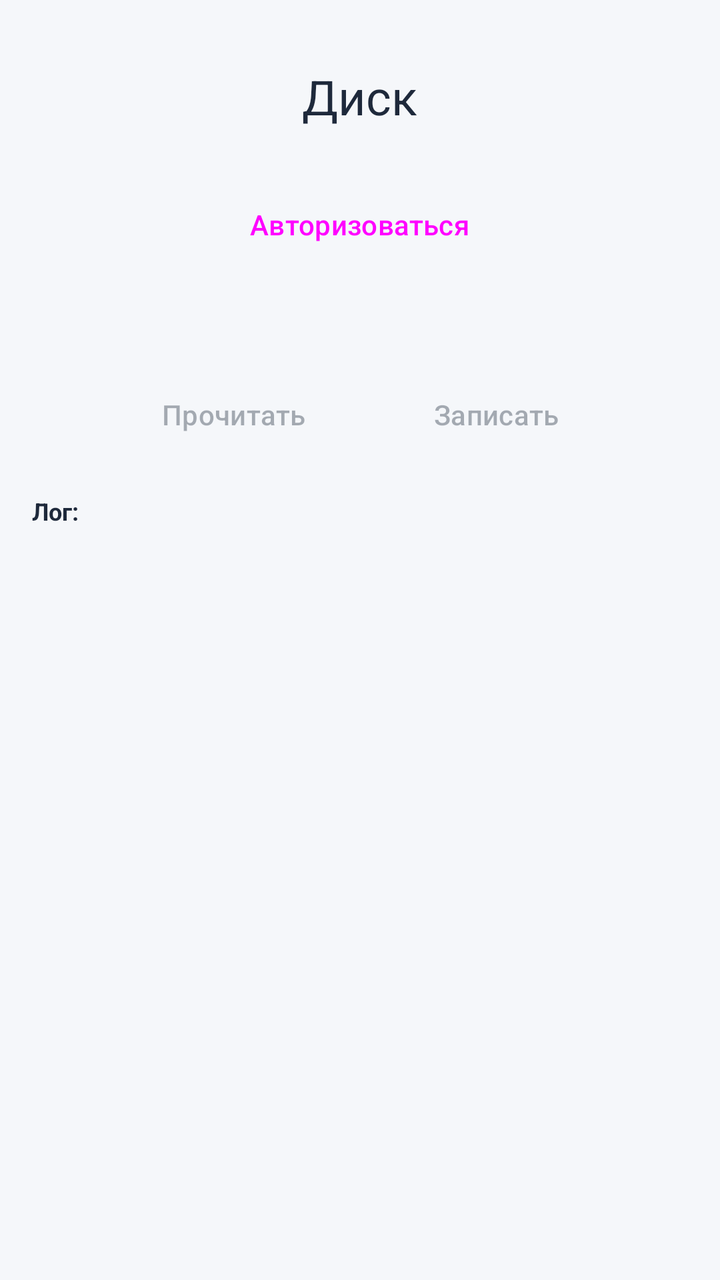
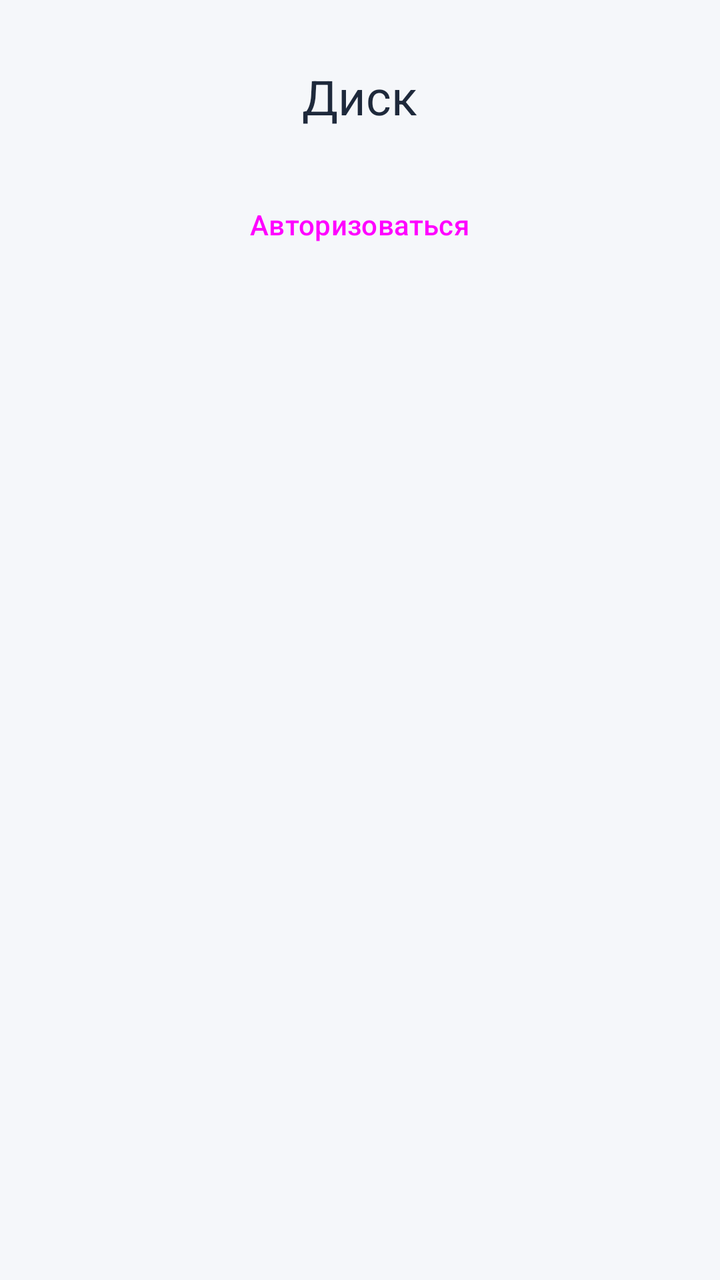

Compare the two renders of this Android layout. The source of the first and the diff that turns it into the second are given below.
<!-- AndroidManifest.xml: activity theme Theme.MrCWarehouse -->
<!-- res/layout/activity_disk.xml -->
<?xml version="1.0" encoding="utf-8"?>
<LinearLayout xmlns:android="http://schemas.android.com/apk/res/android"
    android:layout_width="match_parent"
    android:layout_height="match_parent"
    android:orientation="vertical"
    android:theme="@style/Theme.MrCWarehouse">

    <TextView
        android:layout_width="wrap_content"
        android:layout_height="wrap_content"
        android:text="Диск"
        android:textSize="24sp"
        android:textColor="@color/text_primary"
        android:layout_marginTop="32dp"
        android:layout_gravity="center_horizontal"
        android:layout_marginBottom="24dp" />

    <Button
        android:id="@+id/btnAuthorize"
        android:layout_width="wrap_content"
        android:layout_height="wrap_content"
        android:text="Авторизоваться"
        android:layout_gravity="center_horizontal"
        android:layout_marginBottom="12dp"
        style="@style/Widget.Material3.Button" />

    <TextView
        android:id="@+id/tvTokenStatus"
        android:layout_width="wrap_content"
        android:layout_height="wrap_content"
        android:text=""
        android:textColor="@color/text_primary"
        android:textSize="14sp"
        android:layout_gravity="center_horizontal"
        android:layout_marginBottom="16dp" />

    <LinearLayout
        android:layout_width="wrap_content"
        android:layout_height="wrap_content"
        android:orientation="horizontal"
        android:layout_gravity="center_horizontal"
        android:layout_marginBottom="16dp">

        <Button
            android:id="@+id/btnRead"
            android:layout_width="wrap_content"
            android:layout_height="wrap_content"
            android:text="Прочитать"
            android:enabled="false"
            android:layout_marginEnd="16dp"
            style="@style/Widget.Material3.Button" />

        <Button
            android:id="@+id/btnWrite"
            android:layout_width="wrap_content"
            android:layout_height="wrap_content"
            android:text="Записать"
            android:enabled="false"
            style="@style/Widget.Material3.Button" />

    </LinearLayout>

    <WebView
        android:id="@+id/webViewAuth"
        android:layout_width="match_parent"
        android:layout_height="0dp"
        android:layout_weight="1"
        android:visibility="gone"
        android:layout_marginTop="8dp" />

    <TextView
        android:layout_width="match_parent"
        android:layout_height="wrap_content"
        android:text="Лог:"
        android:textSize="12sp"
        android:textColor="@color/text_primary"
        android:textStyle="bold"
        android:paddingHorizontal="16dp" />

    <ScrollView
        android:id="@+id/svLog"
        android:layout_width="match_parent"
        android:layout_height="0dp"
        android:layout_weight="1"
        android:paddingHorizontal="16dp"
        android:paddingBottom="8dp">

        <TextView
            android:id="@+id/tvLog"
            android:layout_width="match_parent"
            android:layout_height="wrap_content"
            android:text=""
            android:textSize="11sp"
            android:textColor="@color/text_secondary"
            android:fontFamily="monospace" />

    </ScrollView>

</LinearLayout>
<!-- resources referenced by this layout -->
<resources>
  <color name="text_primary">#1E293B</color>
  <color name="text_secondary">#374151</color>
  <style name="Theme.MrCWarehouse" parent="Theme.Material3.Light.NoActionBar">
          <item name="colorPrimary">@color/primary</item>
          <item name="colorPrimaryDark">@color/primary_dark</item>
          <item name="colorAccent">@color/primary</item>
          <item name="colorOnPrimary">@color/text_on_primary</item>
          <item name="colorSecondary">@color/secondary</item>
          <item name="colorOnSecondary">@color/white</item>
          <item name="colorSurface">@color/bg_card</item>
          <item name="colorOnSurface">@color/text_primary</item>
          <item name="android:statusBarColor">@color/primary_dark</item>
          <item name="android:navigationBarColor">@color/primary</item>
          <item name="android:windowBackground">@color/bg_main</item>
          <item name="materialCardViewStyle">@style/CardView.Solid</item>
      </style>
  <color name="primary">#10B981</color>
  <color name="primary_dark">#059669</color>
  <color name="text_on_primary">#FFFFFF</color>
  <color name="secondary">#059669</color>
  <color name="white">#FFFFFF</color>
  <color name="bg_card">#FFFFFF</color>
  <color name="bg_main">#F5F7FA</color>
  <style name="CardView.Solid" parent="Widget.Material3.CardView.Filled">
          <item name="cardElevation">2dp</item>
          <item name="cardCornerRadius">16dp</item>
          <item name="cardBackgroundColor">@color/bg_card</item>
          <item name="strokeColor">@android:color/transparent</item>
          <item name="strokeWidth">0dp</item>
      </style>
</resources>

<!-- the commit's change to res/layout/activity_disk.xml (unified diff, before → after) -->
@@ -34,32 +34,6 @@
         android:layout_gravity="center_horizontal"
         android:layout_marginBottom="16dp" />
 
-    <LinearLayout
-        android:layout_width="wrap_content"
-        android:layout_height="wrap_content"
-        android:orientation="horizontal"
-        android:layout_gravity="center_horizontal"
-        android:layout_marginBottom="16dp">
-
-        <Button
-            android:id="@+id/btnRead"
-            android:layout_width="wrap_content"
-            android:layout_height="wrap_content"
-            android:text="Прочитать"
-            android:enabled="false"
-            android:layout_marginEnd="16dp"
-            style="@style/Widget.Material3.Button" />
-
-        <Button
-            android:id="@+id/btnWrite"
-            android:layout_width="wrap_content"
-            android:layout_height="wrap_content"
-            android:text="Записать"
-            android:enabled="false"
-            style="@style/Widget.Material3.Button" />
-
-    </LinearLayout>
-
     <WebView
         android:id="@+id/webViewAuth"
         android:layout_width="match_parent"
@@ -68,32 +42,4 @@
         android:visibility="gone"
         android:layout_marginTop="8dp" />
 
-    <TextView
-        android:layout_width="match_parent"
-        android:layout_height="wrap_content"
-        android:text="Лог:"
-        android:textSize="12sp"
-        android:textColor="@color/text_primary"
-        android:textStyle="bold"
-        android:paddingHorizontal="16dp" />
-
-    <ScrollView
-        android:id="@+id/svLog"
-        android:layout_width="match_parent"
-        android:layout_height="0dp"
-        android:layout_weight="1"
-        android:paddingHorizontal="16dp"
-        android:paddingBottom="8dp">
-
-        <TextView
-            android:id="@+id/tvLog"
-            android:layout_width="match_parent"
-            android:layout_height="wrap_content"
-            android:text=""
-            android:textSize="11sp"
-            android:textColor="@color/text_secondary"
-            android:fontFamily="monospace" />
-
-    </ScrollView>
-
 </LinearLayout>
<!-- resource entries referenced after the edit -->
@@ -1,7 +1,6 @@
 <!-- resources referenced by this layout -->
 <resources>
   <color name="text_primary">#1E293B</color>
-  <color name="text_secondary">#374151</color>
   <style name="Theme.MrCWarehouse" parent="Theme.Material3.Light.NoActionBar">
           <item name="colorPrimary">@color/primary</item>
           <item name="colorPrimaryDark">@color/primary_dark</item>
